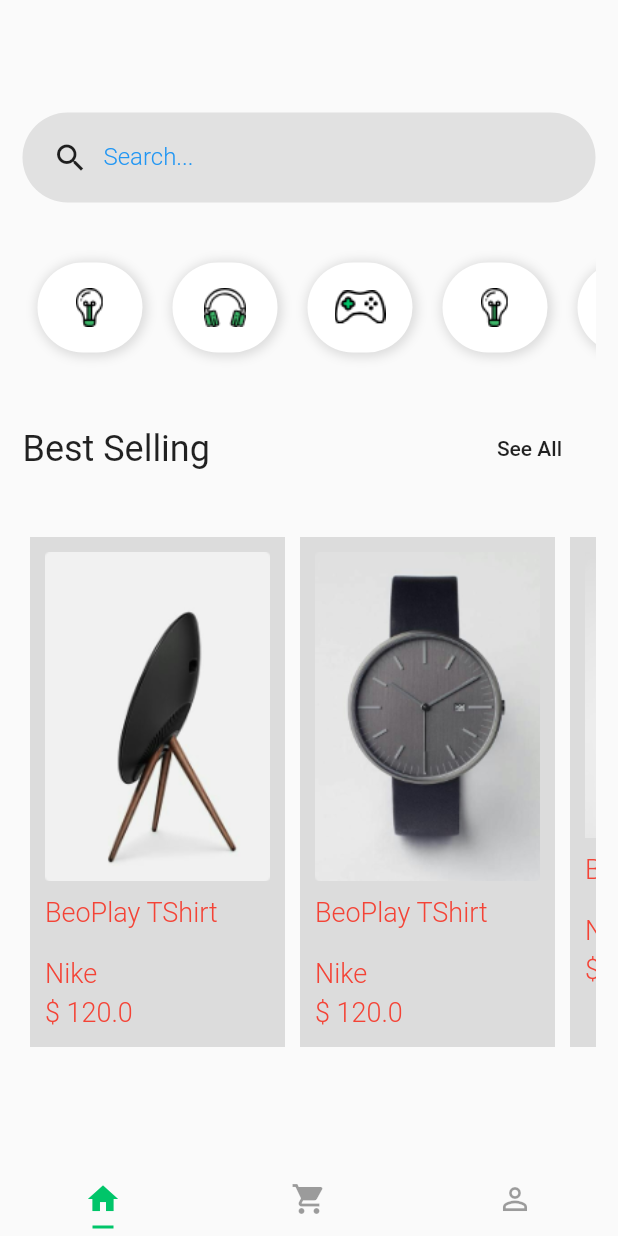
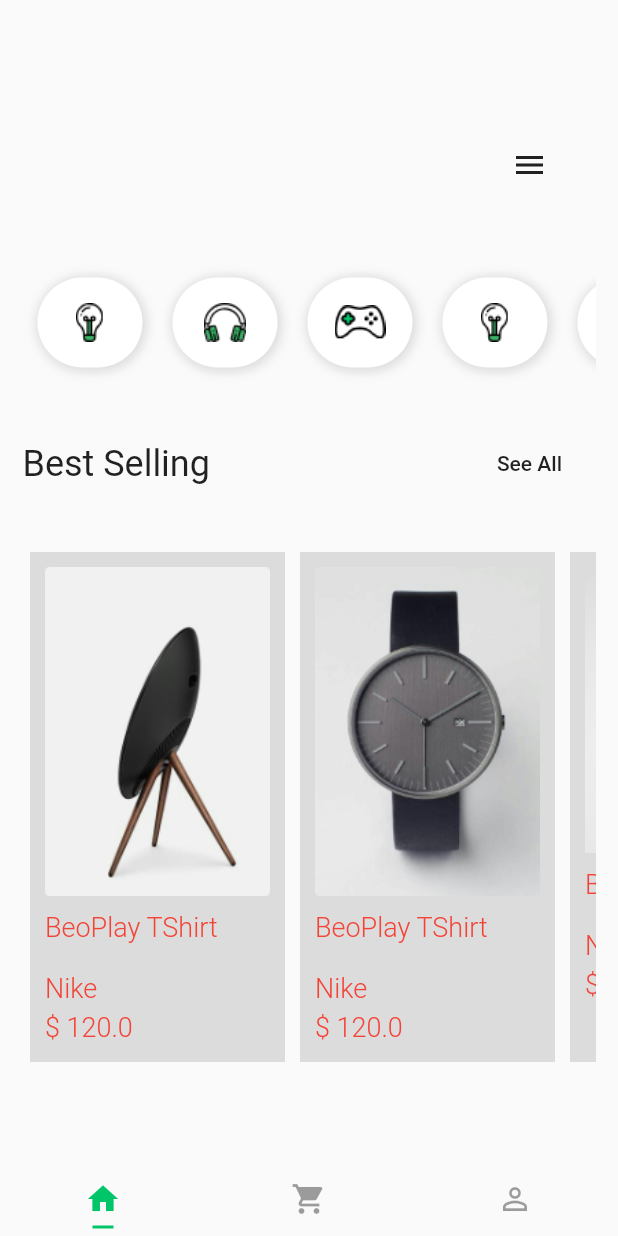
Before and after one commit to cadudias/balta_flutter_animations, a Flutter app: the screen it shows after launch, on a phone screen of 412 x 824 dp. Run offline on Flutter 3.47's test engine with Material 2 defaults, Android fonts, the phone set to English and light mode, and no system bars.

Commit message:
adicionar animação do search box

```diff
--- /dev/null
+++ b/lib/widgets/product/animated-input.widget.dart
@@ -0,0 +1,112 @@
+import 'package:flutter/material.dart';
+
+class AnimatedInput extends StatelessWidget {
+
+  // essa animação acontece junto com a a niamção do hamburgquer, por isso ela usa o mesmo controllador de animações
+  final AnimationController controller;
+  final Animation<Color> containerColorAnim; // troca cor do container
+  final Animation<double> containerOpacityAnim; // troca opacidade do container
+  final Animation<double> containerBorderRadiusAnim; // troca borda do container
+  final Animation<double> containerSizeAnim; // troca tamanho do container
+
+  AnimatedInput({this.controller}) :
+  containerOpacityAnim = Tween(
+    begin: 0.0,
+    end: 1.0
+  ).animate(
+    // tipo da animação
+    CurvedAnimation(
+      parent: controller,
+      curve: Interval(0.7, 0.9) // se a duracao do controller é 1 segundo ele vai daurar do 70% ao 90%, não começa já
+    )
+  ),
+
+  containerSizeAnim = Tween(
+    begin: 60.0,
+    end: 200.0
+  ).animate(
+    // tipo da animação
+    CurvedAnimation(
+      parent: controller,
+      curve: Interval(0.2, 0.3) // primeiro aumenta o tamanho do container, dos 20 aos 30% pra depois troca a opacidade
+    )
+  ),
+
+   containerBorderRadiusAnim = Tween(
+    begin: 0.0,
+    end: 30.0
+  ).animate(
+    // tipo da animação
+    CurvedAnimation(
+      parent: controller,
+      curve: Interval(0.25, 0.4)
+    )
+  ),
+  containerColorAnim = ColorTween(
+    begin: Colors.white.withOpacity(0),
+    end: Colors.black12
+  ).animate(
+    CurvedAnimation(
+      parent: controller,
+      curve: Interval(0.0, 0.25)
+  ));
+
+  @override
+  Widget build(BuildContext context)
+  {
+    return AnimatedBuilder(
+      builder: _animate,
+      animation: controller
+    );
+  }
+
+  Widget _animate(context, child) {
+    return Container(
+      height: 60,
+      width: containerSizeAnim.value,
+      margin: EdgeInsets.all(5),
+      decoration: BoxDecoration(
+        color: containerColorAnim.value,
+        borderRadius: BorderRadius.all(
+          Radius.circular(containerBorderRadiusAnim.value)
+        )
+      ),
+      child: Opacity(
+        opacity: containerOpacityAnim.value,
+        child: Row(
+          children: <Widget>[
+            SizedBox(
+              width: 20,
+            ),
+            Icon(Icons.search),
+            SizedBox(
+              width: 20,
+            ),
+            // o TextFormField dentro da linha precisa estra dentro de um container pra se adequar ao tamanho
+            Container(
+              width: 120, // adicionamos o width pra input do search funcionar
+              padding: EdgeInsets.only(left: 10),
+                child: TextFormField(
+                  keyboardType: TextInputType.text,
+                  decoration: InputDecoration(
+                    border: InputBorder.none,
+                    labelText: "Search...",
+                    labelStyle: TextStyle(
+                      color: Colors.blue,
+                      fontWeight: FontWeight.w300,
+                      fontSize: 16,
+                    ),
+                  ),
+                  style: TextStyle(
+                    // estilo do texto digitado no input
+                    fontSize: 20,
+                    color: Colors.blue,
+                  ),
+                ),
+              ),
+            ],
+          ),
+        ),
+      );
+    }
+  }
--- a/lib/widgets/serach-box.widget.dart
+++ b/lib/widgets/serach-box.widget.dart
@@ -1,45 +1,55 @@
+import 'package:balta_flutter_animations/widgets/product/animated-input.widget.dart';
 import 'package:flutter/material.dart';
 
-class SearchBox extends StatelessWidget {
+class SearchBox extends StatefulWidget {
   @override
-  Widget build(BuildContext context) {
-    return Container(
-      height: 60,
-      padding: EdgeInsets.only(left: 20),
-      decoration: BoxDecoration(
-        color: Colors.black.withOpacity(0.1),
-        borderRadius: BorderRadius.all(
-          Radius.circular(128),
-        ),
-      ),
-      child: Row(
-        children: <Widget>[
-          Icon(Icons.search),
-          // o TextFormField dentro da linha precisa estra dentro de um container pra se adequar ao tamanho
-          Container(
-            width: 120, // adicionamos o width pra input do search funcionar
-            padding: EdgeInsets.only(left: 10),
-              child: TextFormField(
-                keyboardType: TextInputType.text,
-                decoration: InputDecoration(
-                  border: InputBorder.none,
-                  labelText: "Search...",
-                  labelStyle: TextStyle(
-                    color: Colors.blue,
-                    fontWeight: FontWeight.w300,
-                    fontSize: 16,
-                  ),
-                ),
-                style: TextStyle(
-                  // estilo do texto digitado no input
-                  fontSize: 20,
-                  color: Colors.blue,
-                ),
-            ),
-          ),
+  _SearchBoxState createState() => _SearchBoxState();
+}
 
-        ],
+class _SearchBoxState extends State<SearchBox> with SingleTickerProviderStateMixin {
+
+  bool menuOpened = false;
+  AnimationController _controller;
+
+  // inicializa o metodo pai
+  @override
+  void initState() {
+    super.initState();
+    // esse é só o controlador da animação e não a animação em si ainda
+    _controller = new AnimationController(
+      vsync: this,
+      duration: Duration(
+        seconds: 1, // duração da animação
       ),
     );
   }
+
+  // importante pra não deixar nada aberto na aplicação
+  @override
+  void dispose() {
+    _controller.dispose();
+    super.dispose();
+  }
+
+  @override
+  Widget build(BuildContext context) {
+    return Row(
+      mainAxisAlignment: MainAxisAlignment.spaceBetween,
+      children: <Widget>[
+        AnimatedInput(controller: _controller),
+        FlatButton(
+          onPressed: () {
+            // _controller.forward() da o play da animação
+            !menuOpened ? _controller.forward() : _controller.reverse();
+            menuOpened = !menuOpened;
+          },
+          child: AnimatedIcon(
+            icon: AnimatedIcons.menu_close,
+            progress: _controller, // precisamos do controller pra saber o progresso da animação, vai durar 1 segundo
+            semanticLabel: 'More',
+          ),
+        )
+      ],
+    );
+  }
 }
```
